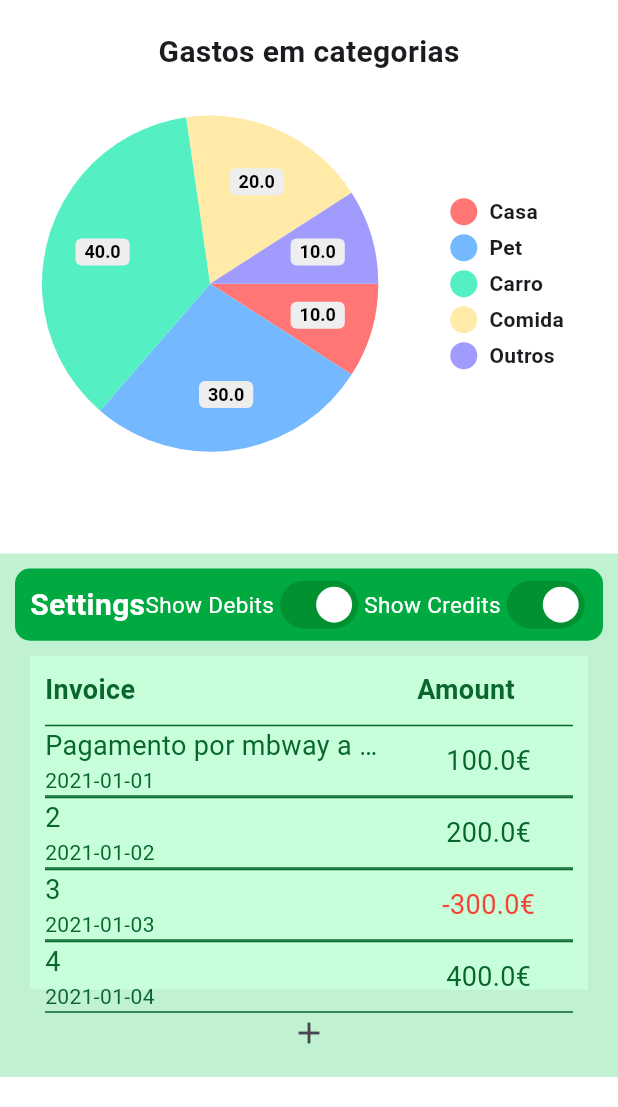
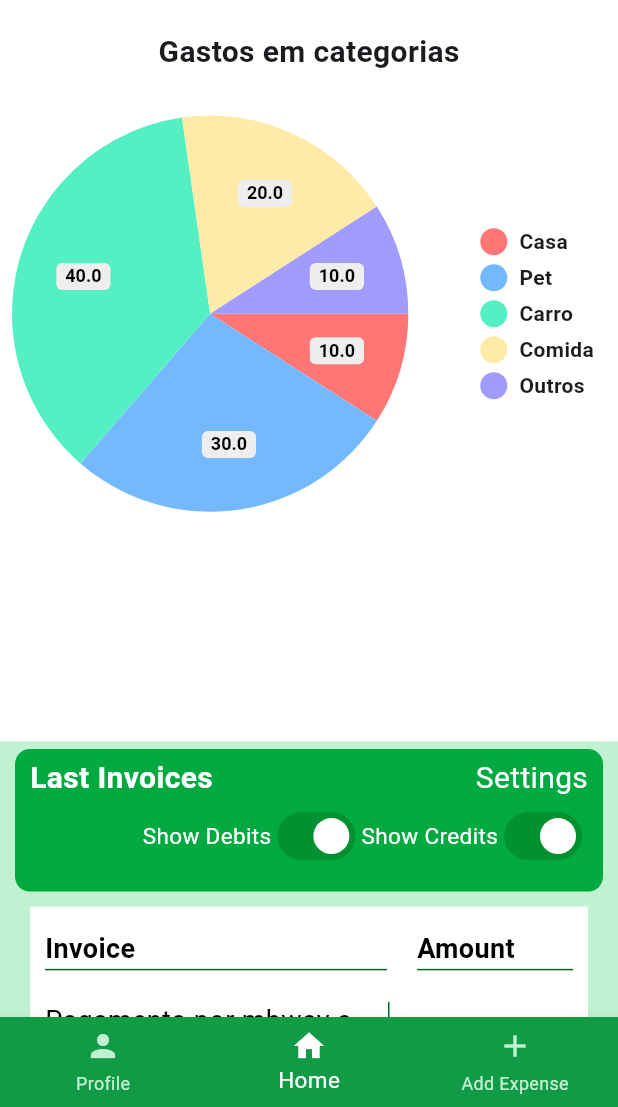
Before and after one commit to AlexandreAANP/SavingTools, a Flutter app: the screen it shows after launch, on a phone screen of 412 x 824 dp, the part 129-1236 px from its top. Run offline on Flutter 3.47's test engine with Material 3 defaults, Android fonts, the phone set to English and light mode, and no system bars; our stand-ins replace pie_chart.

Commit message:
Finished main page interface

```diff
--- a/saving_tools/lib/pages/main/MainPage.dart
+++ b/saving_tools/lib/pages/main/MainPage.dart
@@ -2,6 +2,7 @@ import 'package:flutter/material.dart';
 import 'package:saving_tools/appbar/ApplicationBar.dart';
 import 'package:saving_tools/pages/main/PieChart.dart';
 import 'package:saving_tools/pages/main/short_invoice_table/ShortInvoiceTable.dart';
+import 'package:saving_tools/sharedWidgets/NavBar.dart';
 import 'package:saving_tools/sharedWidgets/ToolBarMessages.dart';
 
 class MainPage extends StatelessWidget {
@@ -13,15 +14,30 @@ class MainPage extends StatelessWidget {
       debugShowCheckedModeBanner: false,
       title: 'Flutter Demo',
       home: Scaffold(
-        backgroundColor: const Color.fromARGB(255, 255, 255, 255),
+        backgroundColor: const Color.fromARGB(255, 192, 241, 208),
         appBar: ApplicationBar(),
         body: Column(
           children: [
             ToolBarMessages(),
-            PieChart(),
-            ShortInvoiceTable()
+            //ShortInvoiceTable(),
+            Expanded(
+              child:Container(
+                  child: ListView(children: [
+                    PieChart(),
+                    ShortInvoiceTable()
+                    //Container(child:PieChart(), height: 900,) ,
+                    // Container(
+                    //   height: 900,
+                    //   child: Column(children:[ShortInvoiceTable()]),
+                    // )
+
+                  ])
+                )
+            )
+
           ],
         ),
+        bottomNavigationBar: NavBar(),
       ),
     );
   }
--- a/saving_tools/lib/pages/main/PieChart.dart
+++ b/saving_tools/lib/pages/main/PieChart.dart
@@ -23,14 +23,15 @@ class _PieChartState extends State<PieChart> {
   @override
   Widget build(BuildContext context) {
     pie_chart.PieChart pieChart = pie_chart.PieChart(dataMap: dataMap);
-    return Expanded(
-      flex: 1,
-      child: Container(
-              margin: const EdgeInsets.all(20),
+    return Container(
+              color: Color.fromARGB(255, 255, 255, 255),
+              //width: MediaQuery.of(context).size.width,
+              height: MediaQuery.of(context).size.height * 0.6,
+              //margin: const EdgeInsets.all(20),
               child: Column(
                 children: [
                   Container(
-                    margin: const EdgeInsets.only(bottom: 20),
+                    margin: const EdgeInsets.all(20),
                     child: Text(
                       "Gastos em categorias",
                       style: TextStyle(
@@ -42,7 +43,6 @@ class _PieChartState extends State<PieChart> {
                   pieChart,
                 ],
               ),
-            )
-    );
+            );
   }
 }
--- a/saving_tools/lib/pages/main/short_invoice_table/InvoiceTableRows.dart
+++ b/saving_tools/lib/pages/main/short_invoice_table/InvoiceTableRows.dart
@@ -41,11 +41,8 @@ class _InvoiceTableRow extends Container {
   _InvoiceTableRow(InvoiceDTO invoiceDTO, List<int> flexs)
       : super(
           decoration: BoxDecoration(
+            color: Color.fromARGB(255, 255, 255, 255),
             border: Border(
-              top: BorderSide(
-                color: Color.fromARGB(255, 9, 102, 45),
-                width: 1,
-              ),
               bottom: BorderSide(
                 color: Color.fromARGB(255, 9, 102, 45),
                 width: 1,
@@ -53,10 +50,13 @@ class _InvoiceTableRow extends Container {
             ),
           ),
           margin: EdgeInsets.only(left: 10, right: 10),
-          child: Row(children: [
-            Expanded(flex: flexs[0], child: _InvoiceCell(invoiceDTO.invoice.toString(), invoiceDTO.date.toString())),
-            Expanded(flex: flexs[1], child: _AmountCell(invoiceDTO.amount.toString() + "€", isDebit: invoiceDTO.amount! < 0)),
-          ],)
+          child: GestureDetector(
+            onLongPress: () => print("TODO: Should redirect to invoice page. Invoice: ${invoiceDTO.invoice}"),
+            child: Row(children: [
+              Expanded(flex: flexs[0], child: _InvoiceCell(invoiceDTO.invoice.toString(), invoiceDTO.date.toString())),
+              Expanded(flex: flexs[1], child: _AmountCell(invoiceDTO.amount.toString() + "€", isDebit: invoiceDTO.amount! < 0)),
+            ],)
+          )
 
         );
 }
@@ -79,6 +79,14 @@ class _AmountCell extends Container {
 class _InvoiceCell extends Container {
   _InvoiceCell(String text, String date)
       : super(
+          decoration: BoxDecoration(
+            border: Border(
+              right: BorderSide(
+                color: Color.fromARGB(255, 9, 102, 45),
+                width: 1
+              ),
+            ),
+          ),
           margin: EdgeInsets.only(right: 5),
           child: Column(
             mainAxisAlignment: MainAxisAlignment.start,
@@ -91,7 +99,7 @@ class _InvoiceCell extends Container {
                     style: TextStyle(
                       fontSize: 18,
                       fontWeight: FontWeight.w400,
-                      color: Color.fromARGB(255, 9, 102, 45),
+                      color: Color.fromARGB(255, 0, 0, 0),
                     ),
                   ),
                   Text(
@@ -100,7 +108,7 @@ class _InvoiceCell extends Container {
                     textAlign: TextAlign.left,
                     style: TextStyle(
                       fontSize: 14,
-                      color: Color.fromARGB(255, 9, 102, 45),
+                      color: Color.fromARGB(255, 0, 0, 0),
                     ),
                   )
             ]
--- a/saving_tools/lib/pages/main/short_invoice_table/InvoiceTablesHeaders.dart
+++ b/saving_tools/lib/pages/main/short_invoice_table/InvoiceTablesHeaders.dart
@@ -14,12 +14,22 @@ class InvoiceTableHeaders {
 class _HeaderCell extends Container{
   _HeaderCell(String text)
       : super(
+          decoration: BoxDecoration(
+
+            border: Border(
+              bottom: BorderSide(
+                color: Color.fromARGB(255, 9, 102, 45),
+                width: 1,
+              ),
+
+            ),
+          ),
           margin: EdgeInsets.all(10),
           child: Text(text,
               textAlign: TextAlign.left,
               style: TextStyle(
                   fontSize: 18,
                   fontWeight: FontWeight.bold,
-                  color: Color.fromARGB(255, 9, 102, 45))),
+                  color: Color.fromARGB(255, 0, 0, 0))),
         );
 }
--- a/saving_tools/lib/pages/main/short_invoice_table/ShortInvoiceTable.dart
+++ b/saving_tools/lib/pages/main/short_invoice_table/ShortInvoiceTable.dart
@@ -4,74 +4,58 @@ import 'package:saving_tools/pages/main/short_invoice_table/InvoiceTableRows.dar
 import 'package:saving_tools/pages/main/short_invoice_table/InvoiceTablesHeaders.dart';
 
 class ShortInvoiceTable extends StatefulWidget {
-
-
-
   @override
   State<StatefulWidget> createState() => _ShortInvoiceTableState();
-
 }
 
-class _ShortInvoiceTableState extends State<ShortInvoiceTable>{
+class _ShortInvoiceTableState extends State<ShortInvoiceTable> {
   Map<InvoiceDTO, List<int>> selectedInvoices = {
-    InvoiceDTO(invoice: "Pagamento por mbway a ALEXANDRE PITA nº123 123888412 12", date: "2021-01-01", amount: 100.0) : [2,1],
-    InvoiceDTO(invoice: "2", date: "2021-01-02", amount: 200.0) : [2,1],
-    InvoiceDTO(invoice: "3", date: "2021-01-03", amount: -300.0) : [2,1],
+    InvoiceDTO(
+        invoice: "Pagamento por mbway a ALEXANDRE PITA nº123 123888412 12",
+        date: "2021-01-01",
+        amount: 100.0): [2, 1],
+    InvoiceDTO(invoice: "2", date: "2021-01-02", amount: 200.0): [2, 1],
+    InvoiceDTO(invoice: "3", date: "2021-01-03", amount: -300.0): [2, 1],
     InvoiceDTO(invoice: "4", date: "2021-01-04", amount: 400.0) : [2,1],
     // InvoiceDTO(invoice: "5", date: "2021-01-05", amount: 500.0) : [2,1,
   };
 
-  Map<String, int> headers= {
-      "Invoice": 2,
-      "Amount": 1
-   };
+  Map<String, int> headers = {"Invoice": 2, "Amount": 1};
 
   bool showDebits = true;
   bool showCredits = true;
 
-  Container GenerateTable(Map<InvoiceDTO, List<int>> selectedInvoices, Map<String, int> headers) {
-   Filter filter = Filter.all;
-   if(!showCredits){
-      if (!showDebits) filter = Filter.none;
-      else
-        filter = Filter.debit;
-   }else if(!showDebits){
-    if (!showCredits) filter = Filter.none;
-    else
-      filter = Filter.credit;
+  @override
+  Widget build(BuildContext context) {
+    return Container(
+        width: MediaQuery.of(context).size.width,
+        height: 500,
+        margin: EdgeInsets.only(bottom: 20),
+        color: Color.fromARGB(255, 192, 241, 208),
+        child: Column(
+          children: [
+            Expanded(flex: 1, child: GenerateTableSettings()),
+            Expanded(flex: 3, child: GenerateTable(selectedInvoices, headers)),
+            Expanded(flex: 1, child: GenerateButtonInvoiceTable())
+          ],
+        ));
   }
 
 
 
+  Container GenerateTableSettings() {
     return Container(
-            margin: EdgeInsets.only(left: 20, right: 20, top:10),
-            color: Color.fromARGB(255, 199, 255, 218),
-            child: Column(
-              children: [
-                InvoiceTableHeaders(headers).headers,
-                ...InvoiceTableRows(selectedInvoices, filter: filter).rows,
-              ],
-            )
-          );
-  }
-
-
-
-
-  Container GenerateTableSettings(){
-    return Container(
-      margin: EdgeInsets.only(left: 10, right: 10, top:10),
-      padding: EdgeInsets.only(left: 10, right: 10, top:10, bottom:10),
+        margin: EdgeInsets.only(left: 10, right: 10, top: 5),
+        padding: EdgeInsets.only(left: 10, right: 10, top: 5),
         decoration: BoxDecoration(
           borderRadius: BorderRadius.circular(10),
-        color:  Color.fromARGB(255, 0, 170, 65),
+          color: Color.fromARGB(255, 0, 170, 65),
         ),
-      child:
-          Row(
-            mainAxisAlignment: MainAxisAlignment.spaceBetween,
-            children: [
+        child: Column(children: [
+          Row(mainAxisAlignment: MainAxisAlignment.spaceBetween, children: [
             Text(
-              "Settings",
+              "Last Invoices",
+              textAlign: TextAlign.left,
               style: TextStyle(
                 color: Colors.white,
                 fontSize: 20,
@@ -79,7 +63,22 @@ class _ShortInvoiceTableState extends State<ShortInvoiceTable>{
                 fontFamily: "Roboto",
               ),
             ),
+            Text(
+              "Settings",
+              textAlign: TextAlign.right,
+              style: TextStyle(
+                color: Colors.white,
+                fontSize: 20,
+                fontFamily: "Roboto",
+              ),
+            ),
+          ]),
           Row(
+            mainAxisAlignment: MainAxisAlignment.end,
+            crossAxisAlignment: CrossAxisAlignment.center,
+            children: [
+              Row(
+
                 children: [
                   Text(
                     "Show Debits",
@@ -95,12 +94,12 @@ class _ShortInvoiceTableState extends State<ShortInvoiceTable>{
                     inactiveTrackColor: const Color.fromARGB(255, 30, 86, 49),
                     inactiveThumbColor: Colors.white,
                     value: showDebits,
-                  onChanged: (e)=> setState(() {
+                    onChanged: (e) => setState(() {
                       this.showDebits = e;
                     }),
-                )],
+                  )
+                ],
               ),
-
               Row(
                 children: [
                   Text(
@@ -117,32 +116,68 @@ class _ShortInvoiceTableState extends State<ShortInvoiceTable>{
                     inactiveTrackColor: const Color.fromARGB(255, 30, 86, 49),
                     inactiveThumbColor: Colors.white,
                     value: showCredits,
-                  onChanged: (e)=> setState(() {
+                    onChanged: (e) => setState(() {
                       this.showCredits = e;
                     }),
-                )],
                   )
-          ])
-      );
+                ],
+              ),
+            ],
+          ),
+        ]));
+  }
+
+  Container GenerateTable(
+      Map<InvoiceDTO, List<int>> selectedInvoices, Map<String, int> headers) {
+    Filter filter = Filter.all;
+    if (!showCredits) {
+      if (!showDebits)
+        filter = Filter.none;
+      else
+        filter = Filter.debit;
+    } else if (!showDebits) {
+      if (!showCredits)
+        filter = Filter.none;
+      else
+        filter = Filter.credit;
+    }
+
+    return Container(
+        margin: EdgeInsets.only(left: 20, right: 20, top: 10),
+        color: Color.fromARGB(255, 255, 255, 255),
+        child: Column(
+          mainAxisAlignment: MainAxisAlignment.spaceAround,
+          crossAxisAlignment: CrossAxisAlignment.center,
+          children: [
+            InvoiceTableHeaders(headers).headers,
+            ...InvoiceTableRows(selectedInvoices, filter: filter).rows,
+          ],
+        ));
   }
 
 
-  @override
-  Widget build(BuildContext context) {
-    return Expanded(
-          flex: 1,
-          child: Container(
-            margin: EdgeInsets.only(bottom: 20),
-            color: Color.fromARGB(255, 192, 241, 208),
-            child: Column(
-              children: [
-                Expanded(flex:1, child: GenerateTableSettings()),
-                Expanded(flex:4, child: GenerateTable(selectedInvoices, headers)),
-                Expanded(flex:1, child: IconButton(icon: Icon(Icons.add), onPressed: () => print("TODO: Add new invoice")))
-              ],
-          )
-          )
-
-        );
+  Container GenerateButtonInvoiceTable() {
+    return Container(
+        child: Center(
+            child: TextButton(
+      onPressed: () => print("TODO: should go to the invoices page"),
+      style: ButtonStyle(
+          backgroundColor:
+              WidgetStateProperty.all<Color>(Color.fromARGB(255, 0, 170, 65)),
+          padding: WidgetStateProperty.all<EdgeInsetsGeometry>(
+              EdgeInsets.only(left: 20, right: 20, top: 10, bottom: 10)),
+          shape: WidgetStateProperty.all<RoundedRectangleBorder>(
+              RoundedRectangleBorder(
+            borderRadius: BorderRadius.circular(10),
+          ))),
+      child: Text(
+        "View more",
+        style: TextStyle(
+            color: Colors.white,
+            fontSize: 20,
+            fontWeight: FontWeight.bold,
+            fontFamily: "Roboto"),
+      ),
+    )));
   }
 }
```
Lines whose indentation alone changed are shown as unchanged.
